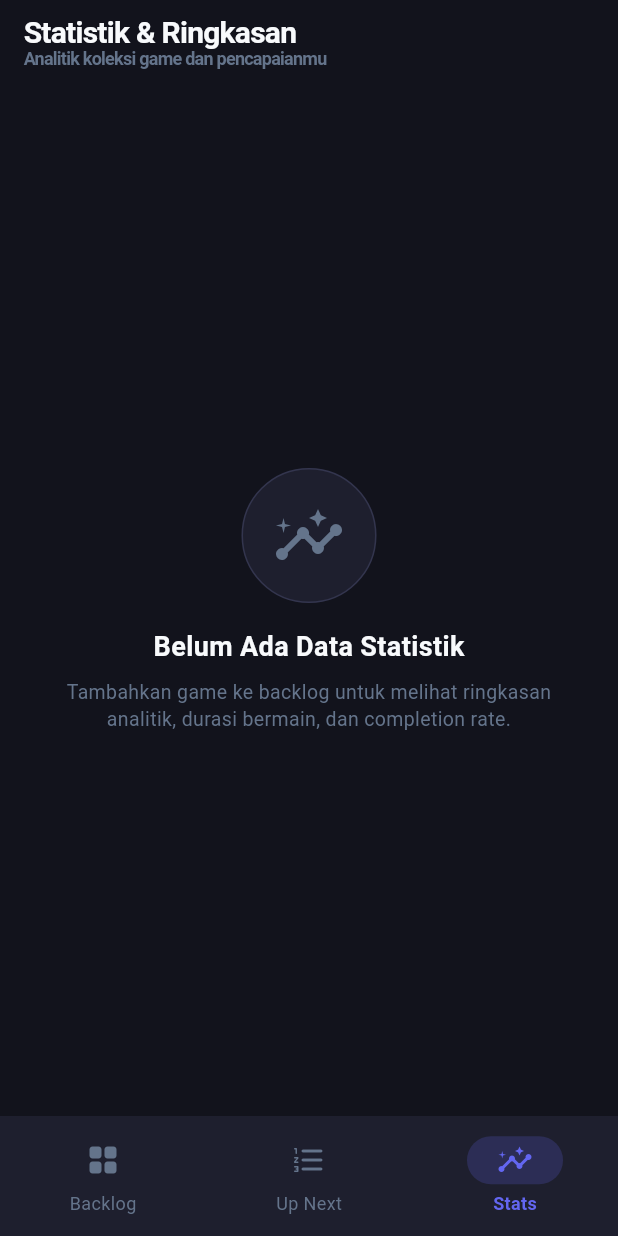
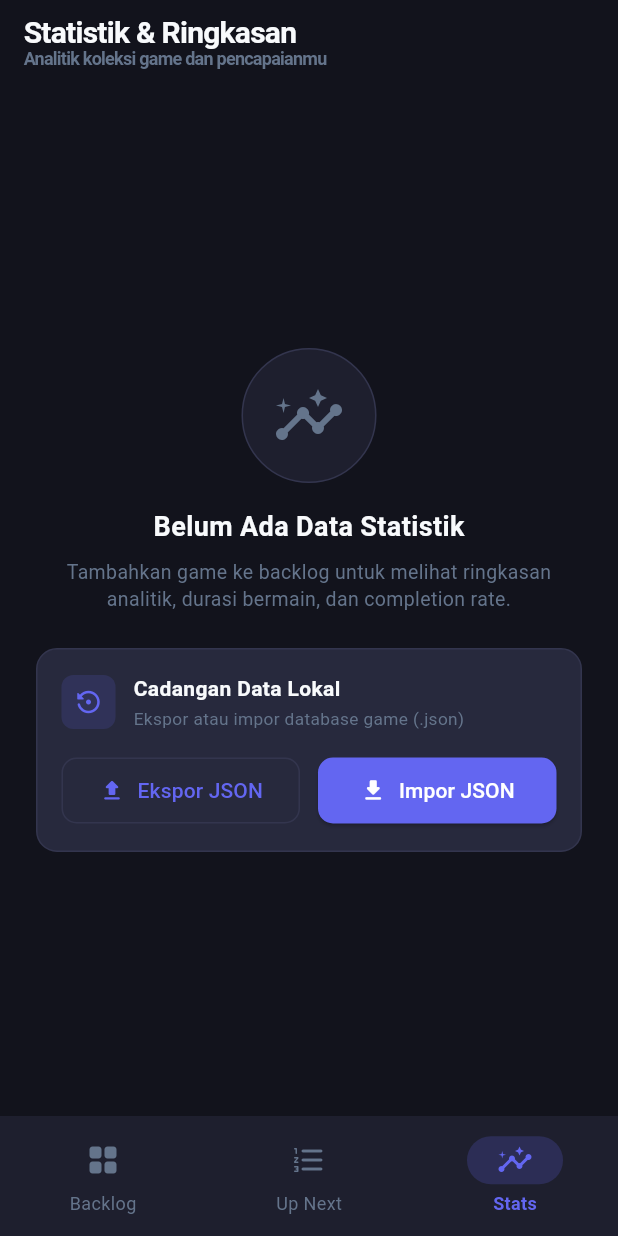
Before and after one commit to rexkarbu/stackup-flutter, a Flutter app: the screen it shows after launch, item 3 of the bottom bar chosen, on a phone screen of 412 x 824 dp. Run offline on Flutter 3.47's test engine with Material 3 defaults, Android fonts, the phone set to English and light mode, and no system bars; our stand-ins replace file_picker, flutter_rating_bar, flutter_riverpod, image_picker, isar, share_plus; accounts and stored records are empty; generated files the repository leaves out were written again.

Commit message:
feat: implement Backup & Restore JSON (Phase 3.2)

```diff
--- a/lib/features/stats/screens/stats_screen.dart
+++ b/lib/features/stats/screens/stats_screen.dart
@@ -1,9 +1,11 @@
 import 'package:flutter/material.dart';
 import 'package:flutter_riverpod/flutter_riverpod.dart';
 import '../../../core/theme/app_colors.dart';
+import '../../../core/utils/backup_helper.dart';
 import '../../../core/utils/formatters.dart';
 import '../../../models/backlog_game.dart';
 import '../../../models/game_enums.dart';
+import '../../../providers/game_providers.dart';
 import '../../../providers/stats_providers.dart';
 import '../../detail/screens/game_detail_screen.dart';
 import '../widgets/stat_card.dart';
@@ -48,7 +50,7 @@ class StatsScreen extends ConsumerWidget {
         ),
         data: (stats) {
           if (stats.totalGames == 0) {
-            return _buildEmptyState();
+            return _buildEmptyState(context, ref);
           }
 
           return ListView(
@@ -154,6 +156,20 @@ class StatsScreen extends ConsumerWidget {
                   return _buildTopRatedItem(context, game);
                 }),
               ],
+
+              // Backup & Restore Section
+              const SizedBox(height: 24),
+              const Text(
+                'CADANGAN DATA (BACKUP & RESTORE)',
+                style: TextStyle(
+                  fontSize: 11,
+                  fontWeight: FontWeight.w700,
+                  letterSpacing: 0.8,
+                  color: AppColors.textMuted,
+                ),
+              ),
+              const SizedBox(height: 12),
+              _buildBackupCard(context, ref),
             ],
           );
         },
@@ -461,10 +477,10 @@ class StatsScreen extends ConsumerWidget {
     );
   }
 
-  Widget _buildEmptyState() {
+  Widget _buildEmptyState(BuildContext context, WidgetRef ref) {
     return Center(
-      child: Padding(
-        padding: const EdgeInsets.all(32),
+      child: SingleChildScrollView(
+        padding: const EdgeInsets.all(24),
         child: Column(
           mainAxisAlignment: MainAxisAlignment.center,
           children: [
@@ -500,9 +516,156 @@ class StatsScreen extends ConsumerWidget {
                 height: 1.4,
               ),
             ),
+            const SizedBox(height: 24),
+            _buildBackupCard(context, ref),
           ],
         ),
       ),
     );
   }
+
+  Widget _buildBackupCard(BuildContext context, WidgetRef ref) {
+    return Container(
+      padding: const EdgeInsets.all(16),
+      decoration: BoxDecoration(
+        color: AppColors.card,
+        borderRadius: BorderRadius.circular(14),
+        border: Border.all(color: AppColors.cardBorder),
+      ),
+      child: Column(
+        crossAxisAlignment: CrossAxisAlignment.start,
+        children: [
+          Row(
+            children: [
+              Container(
+                padding: const EdgeInsets.all(8),
+                decoration: BoxDecoration(
+                  color: AppColors.primary.withValues(alpha: 0.15),
+                  borderRadius: BorderRadius.circular(8),
+                ),
+                child: const Icon(
+                  Icons.settings_backup_restore_rounded,
+                  color: AppColors.primary,
+                  size: 20,
+                ),
+              ),
+              const SizedBox(width: 12),
+              const Expanded(
+                child: Column(
+                  crossAxisAlignment: CrossAxisAlignment.start,
+                  children: [
+                    Text(
+                      'Cadangan Data Lokal',
+                      style: TextStyle(
+                        fontSize: 14,
+                        fontWeight: FontWeight.bold,
+                        color: AppColors.textPrimary,
+                      ),
+                    ),
+                    SizedBox(height: 2),
+                    Text(
+                      'Ekspor atau impor database game (.json)',
+                      style: TextStyle(
+                        fontSize: 11.5,
+                        color: AppColors.textMuted,
+                      ),
+                    ),
+                  ],
+                ),
+              ),
+            ],
+          ),
+          const SizedBox(height: 16),
+          Row(
+            children: [
+              Expanded(
+                child: OutlinedButton.icon(
+                  onPressed: () => _handleExport(context, ref),
+                  icon: const Icon(Icons.upload_rounded, size: 18),
+                  label: const Text('Ekspor JSON'),
+                  style: OutlinedButton.styleFrom(
+                    padding: const EdgeInsets.symmetric(vertical: 12),
+                    side: const BorderSide(color: AppColors.cardBorder),
+                    shape: RoundedRectangleBorder(
+                      borderRadius: BorderRadius.circular(10),
+                    ),
+                  ),
+                ),
+              ),
+              const SizedBox(width: 12),
+              Expanded(
+                child: ElevatedButton.icon(
+                  onPressed: () => _handleImport(context, ref),
+                  icon: const Icon(Icons.download_rounded, size: 18),
+                  label: const Text('Impor JSON'),
+                  style: ElevatedButton.styleFrom(
+                    backgroundColor: AppColors.primary,
+                    foregroundColor: Colors.white,
+                    padding: const EdgeInsets.symmetric(vertical: 12),
+                    shape: RoundedRectangleBorder(
+                      borderRadius: BorderRadius.circular(10),
+                    ),
+                  ),
+                ),
+              ),
+            ],
+          ),
+        ],
+      ),
+    );
+  }
+
+  Future<void> _handleExport(BuildContext context, WidgetRef ref) async {
+    final games = ref.read(allGamesStreamProvider).valueOrNull ?? [];
+    if (games.isEmpty) {
+      ScaffoldMessenger.of(context).showSnackBar(
+        const SnackBar(
+          content: Text('Tidak ada game untuk diekspor.'),
+          behavior: SnackBarBehavior.floating,
+        ),
+      );
+      return;
+    }
+
+    try {
+      await BackupHelper.exportBackup(games);
+    } catch (e) {
+      if (context.mounted) {
+        ScaffoldMessenger.of(context).showSnackBar(
+          SnackBar(
+            content: Text('Gagal mengekspor data: $e'),
+            backgroundColor: Colors.redAccent,
+            behavior: SnackBarBehavior.floating,
+          ),
+        );
+      }
+    }
+  }
+
+  Future<void> _handleImport(BuildContext context, WidgetRef ref) async {
+    final repository = ref.read(gameRepositoryProvider);
+    try {
+      final count = await BackupHelper.importBackup(repository);
+      if (count != null && context.mounted) {
+        ScaffoldMessenger.of(context).showSnackBar(
+          SnackBar(
+            content: Text('Berhasil memulihkan $count game!'),
+            backgroundColor: const Color(0xFF10B981),
+            behavior: SnackBarBehavior.floating,
+          ),
+        );
+      }
+    } catch (e) {
+      if (context.mounted) {
+        final errorMsg = e is FormatException ? e.message : e.toString();
+        ScaffoldMessenger.of(context).showSnackBar(
+          SnackBar(
+            content: Text('Gagal mengimpor data: $errorMsg'),
+            backgroundColor: Colors.redAccent,
+            behavior: SnackBarBehavior.floating,
+          ),
+        );
+      }
+    }
+  }
 }
--- a/lib/models/backlog_game.dart
+++ b/lib/models/backlog_game.dart
@@ -43,4 +43,51 @@ class BacklogGame {
   late DateTime dateAdded;
   DateTime? dateStarted;
   DateTime? dateCompleted;
+
+  Map<String, dynamic> toJson() => {
+        'title': title,
+        'platform': platform.name,
+        'genres': genres,
+        'status': status.name,
+        'priority': priority,
+        'rating': rating,
+        'hoursPlayed': hoursPlayed,
+        'purchasePrice': purchasePrice,
+        'notes': notes,
+        'dateAdded': dateAdded.toIso8601String(),
+        'dateStarted': dateStarted?.toIso8601String(),
+        'dateCompleted': dateCompleted?.toIso8601String(),
+      };
+
+  static BacklogGame fromJson(Map<String, dynamic> json) {
+    final game = BacklogGame()
+      ..title = json['title'] as String? ?? 'Untitled'
+      ..platform = GamePlatform.values.firstWhere(
+        (e) => e.name == json['platform'],
+        orElse: () => GamePlatform.other,
+      )
+      ..genres = (json['genres'] as List<dynamic>?)
+              ?.map((e) => e.toString())
+              .toList() ??
+          []
+      ..status = GameStatus.values.firstWhere(
+        (e) => e.name == json['status'],
+        orElse: () => GameStatus.backlog,
+      )
+      ..priority = json['priority'] as int? ?? 0
+      ..rating = (json['rating'] as num?)?.toDouble()
+      ..hoursPlayed = (json['hoursPlayed'] as num?)?.toDouble() ?? 0.0
+      ..purchasePrice = (json['purchasePrice'] as num?)?.toDouble()
+      ..notes = json['notes'] as String?
+      ..dateAdded = json['dateAdded'] != null
+          ? DateTime.tryParse(json['dateAdded'] as String) ?? DateTime.now()
+          : DateTime.now()
+      ..dateStarted = json['dateStarted'] != null
+          ? DateTime.tryParse(json['dateStarted'] as String)
+          : null
+      ..dateCompleted = json['dateCompleted'] != null
+          ? DateTime.tryParse(json['dateCompleted'] as String)
+          : null;
+    return game;
+  }
 }
--- a/pubspec.yaml
+++ b/pubspec.yaml
@@ -33,6 +33,8 @@ dependencies:
   image_picker: ^1.0.7
   flutter_rating_bar: ^4.0.1
   intl: ^0.19.0
+  share_plus: ^9.0.0
+  file_picker: ^8.0.0
 
 dev_dependencies:
   flutter_test:
```
Also changed, not shown: lib/core/utils/backup_helper.dart (added, +59 -0 lines), pubspec.lock, 2 other files.
